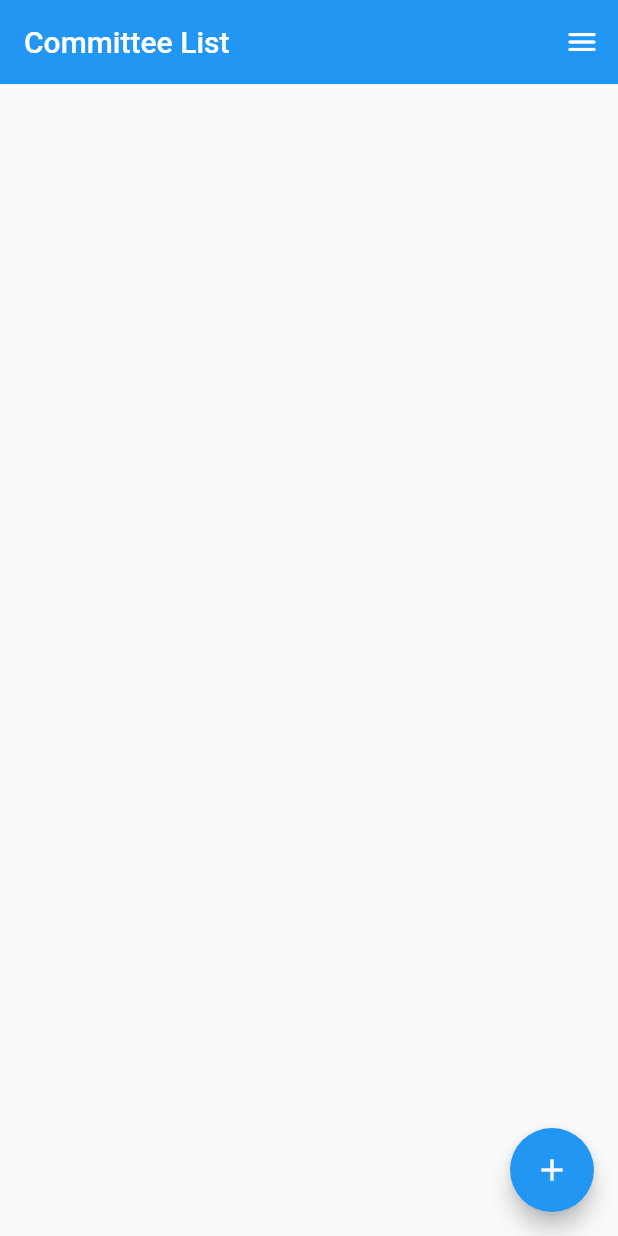
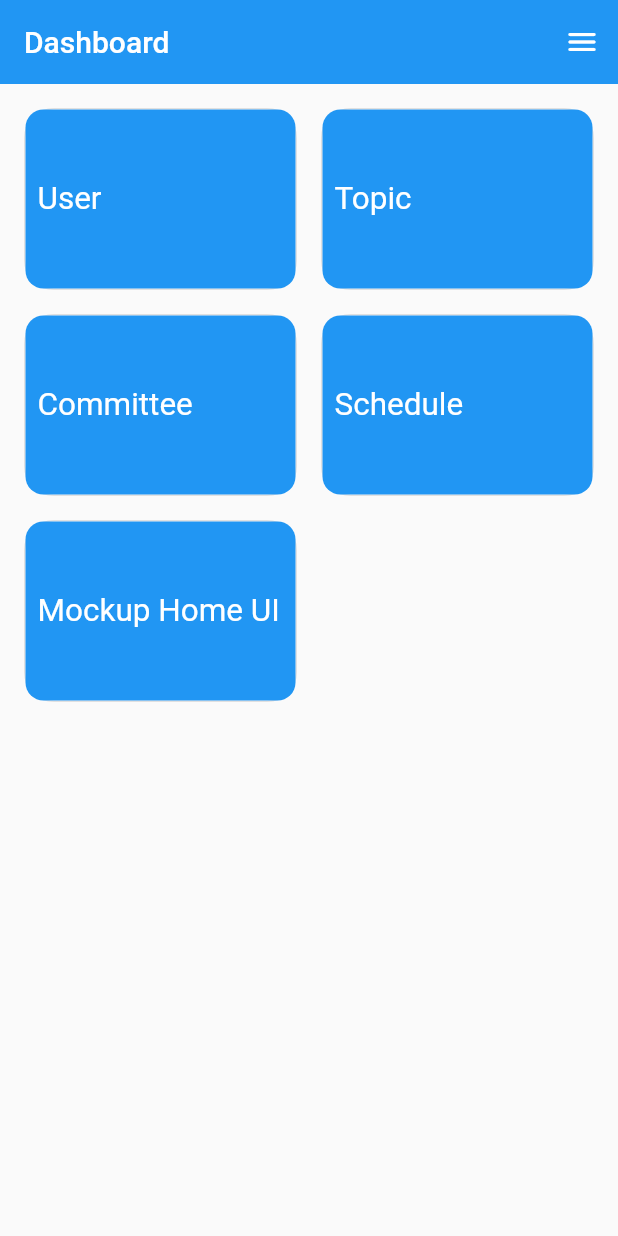
Before and after one commit to hungfq/DDNC, a Flutter app: the MasterView screen opened directly, on a phone screen of 412 x 824 dp. Run offline on Flutter 3.47's test engine with Material 2 defaults, Android fonts, the phone set to English and light mode, and no system bars; drawn by our look-alikes of pull_to_refresh; our stand-ins replace bloc_concurrency, chopper, easy_sidemenu, firebase_core, flutter_bloc, google_sign_in and 4 more; accounts and stored records are empty; generated files the repository leaves out were written again; network calls fail.

Commit message:
dashboard page

```diff
--- a/lib/app_router.dart
+++ b/lib/app_router.dart
@@ -8,6 +8,7 @@ import 'package:ddnc_new/ui/pages/admin/committee/committee_detail/blocs/committ
 import 'package:ddnc_new/ui/pages/admin/committee/committee_detail/committee_detail_page.dart';
 import 'package:ddnc_new/ui/pages/admin/committee/committee_list/blocs/committee_list_bloc.dart';
 import 'package:ddnc_new/ui/pages/admin/committee/committee_list/committee_list_page.dart';
+import 'package:ddnc_new/ui/pages/dashboard/dashboard_page.dart';
 import 'package:ddnc_new/ui/pages/master/blocs/master_bloc.dart';
 import 'package:ddnc_new/ui/pages/master/master_page.dart';
 import 'package:ddnc_new/ui/pages/admin/schedule/schedule_detail/blocs/schedule_detail_bloc.dart';
@@ -145,6 +146,16 @@ class AppRouter {
           ),
           settings: settings,
         );
+      case AppPages.dashBoardPage:
+        return MaterialPageRoute(
+          builder: (_) => BlocProvider<UserListBloc>(
+            create: (context) => UserListBloc(
+              userRepository: UserRepository.of(context),
+            ),
+            child: const DashboardPage(),
+          ),
+          settings: settings,
+        );
       //endregion
       default:
         return CupertinoPageRoute(
--- a/lib/commons/app_page.dart
+++ b/lib/commons/app_page.dart
@@ -1,5 +1,5 @@
 class AppPages {
-  static const String startDestinationPage = committeeListPage;
+  static const String startDestinationPage = dashBoardPage;
 
   // accounts
   static const String signInPage = "sign_in_page";
@@ -28,4 +28,5 @@ class AppPages {
   static const String committeeDetailPage = "committee_detail_page";
 
   static const String homePage = "home_page";
+  static const String dashBoardPage = "dashboard_page";
 }
--- /dev/null
+++ b/lib/ui/pages/dashboard/dashboard_page.dart
@@ -0,0 +1,152 @@
+import 'package:ddnc_new/models/dashboard_menu.dart';
+import 'package:ddnc_new/modules/navigation/navigation_service.dart';
+import 'package:ddnc_new/ui/base/base_page_state.dart';
+import 'package:ddnc_new/ui/components/primary_btn_menu.dart';
+import 'package:ddnc_new/ui/components/primary_sliver_app_bar.dart';
+import 'package:ddnc_new/ui/pages/master/blocs/master_bloc.dart';
+import 'package:ddnc_new/ui/pages/master/blocs/master_state.dart';
+import 'package:ddnc_new/ui/resources/dimens.dart';
+import 'package:flutter/material.dart';
+import 'package:flutter/rendering.dart';
+import 'package:flutter_bloc/flutter_bloc.dart';
+
+class DashboardPage extends StatefulWidget {
+  const DashboardPage({Key? key}) : super(key: key);
+
+  @override
+  State<DashboardPage> createState() => _DashboardPageState();
+}
+
+class _DashboardPageState extends State<DashboardPage> with BasePageState {
+  late MasterBloc _masterBloc;
+  final ScrollController _scrollController = ScrollController();
+
+  // late WmsDashboardBloc _wmsDashboardBloc;
+
+  List<DashboardMenu> get _menuItems => _masterBloc.sideMenus;
+
+  @override
+  void initState() {
+    _masterBloc = context.read<MasterBloc>();
+    super.initState();
+  }
+
+  @override
+  void dispose() {
+    _scrollController.dispose();
+    super.dispose();
+  }
+
+  @override
+  Widget build(BuildContext context) {
+    return Scaffold(
+        body: NestedScrollView(
+      controller: _scrollController,
+          headerSliverBuilder: (_, __) => [
+            const PrimarySliverAppBar(
+              title: "Dashboard",
+              pinned: true,
+              floating: true,
+              actions: [
+                PrimaryBtnMenu(),
+              ],
+            ),
+          ],
+      body: BlocBuilder<MasterBloc, MasterState>(
+        builder: (_, state) {
+          return GridView.builder(
+            padding: const EdgeInsets.symmetric(
+              horizontal: Dimens.marginPaddingSizeXXMini,
+              vertical: Dimens.marginPaddingSizeXXMini,
+            ),
+            gridDelegate: const SliverGridDelegateWithFixedCrossAxisCount(
+              crossAxisCount: 2,
+              mainAxisSpacing: Dimens.marginPaddingSizeXXMini,
+              crossAxisSpacing: Dimens.marginPaddingSizeXXMini,
+              childAspectRatio: 1.5,
+            ),
+            itemBuilder: (context, index) {
+              var menuItem = _menuItems[index];
+              return _DashboardItem(
+                menuItem: menuItem,
+                onClicked: _onMenuClicked,
+              );
+            },
+            itemCount: _menuItems.length,
+          );
+        },
+      ),
+    )
+        // bottomNavigationBar: const _Footer(),
+        );
+  }
+
+  void _onMenuClicked(DashboardMenu item) {
+    NavigationService.instance.pushNamed(item.pageRoute);
+  }
+}
+
+class _DashboardItem extends StatelessWidget {
+  const _DashboardItem({
+    Key? key,
+    required this.menuItem,
+    required this.onClicked,
+  }) : super(key: key);
+
+  final DashboardMenu menuItem;
+  final Function(DashboardMenu) onClicked;
+
+  @override
+  Widget build(BuildContext context) {
+    var theme = Theme.of(context);
+
+    return GestureDetector(
+      onTap: () => onClicked.call(menuItem),
+      behavior: HitTestBehavior.translucent,
+      child: Container(
+        decoration: BoxDecoration(
+          color: theme.colorScheme.surface,
+          borderRadius: const BorderRadius.all(
+              Radius.circular(Dimens.largeComponentRadius)),
+          border: Border.all(
+            color: theme.dividerColor,
+          ),
+        ),
+        child: Stack(
+          children: [
+            Container(
+              padding: const EdgeInsets.symmetric(
+                horizontal: Dimens.marginPaddingSizeMini,
+                vertical: Dimens.marginPaddingSizeXXXTiny,
+              ),
+              decoration: BoxDecoration(
+                color: theme.primaryColor,
+                borderRadius: BorderRadius.all(Radius.circular(12)),
+              ),
+            ),
+            Padding(
+              padding: const EdgeInsets.symmetric(
+                horizontal: Dimens.marginPaddingSizeMini,
+                vertical: Dimens.marginPaddingSizeMini,
+              ),
+              child: Column(
+                mainAxisAlignment: MainAxisAlignment.center,
+                children: [
+                  Text(
+                    menuItem.title,
+                    maxLines: 3,
+                    style: theme.textTheme.bodyMedium!.apply(
+                      color: Colors.white,
+                      fontSizeDelta: 7,
+                    ),
+                    textAlign: TextAlign.center,
+                  ),
+                ],
+              ),
+            ),
+          ],
+        ),
+      ),
+    );
+  }
+}
--- a/lib/ui/pages/master/components/master_drawer.dart
+++ b/lib/ui/pages/master/components/master_drawer.dart
@@ -1,5 +1,6 @@
 import 'dart:async';
 
+import 'package:ddnc_new/commons/app_page.dart';
 import 'package:ddnc_new/commons/constants.dart';
 import 'package:ddnc_new/models/dashboard_menu.dart';
 import 'package:ddnc_new/models/page_info.dart';
@@ -127,10 +128,10 @@ class _BodyState extends State<_Body> {
     if (menu == null) return;
 
     switch (menu.pageRoute) {
-      // case AppPages.wmsDashboardPage:
-      //   Navigator.of(context).pop();
-      //   NavigationService.instance.popUntilFirst();
-      //   break;
+      case AppPages.homePage:
+        Navigator.of(context).pop();
+        NavigationService.instance.popUntilFirst();
+        break;
       // case AppPages.signOutPage:
       //   _masterBloc.onSignOutClicked();
       //   break;
```
